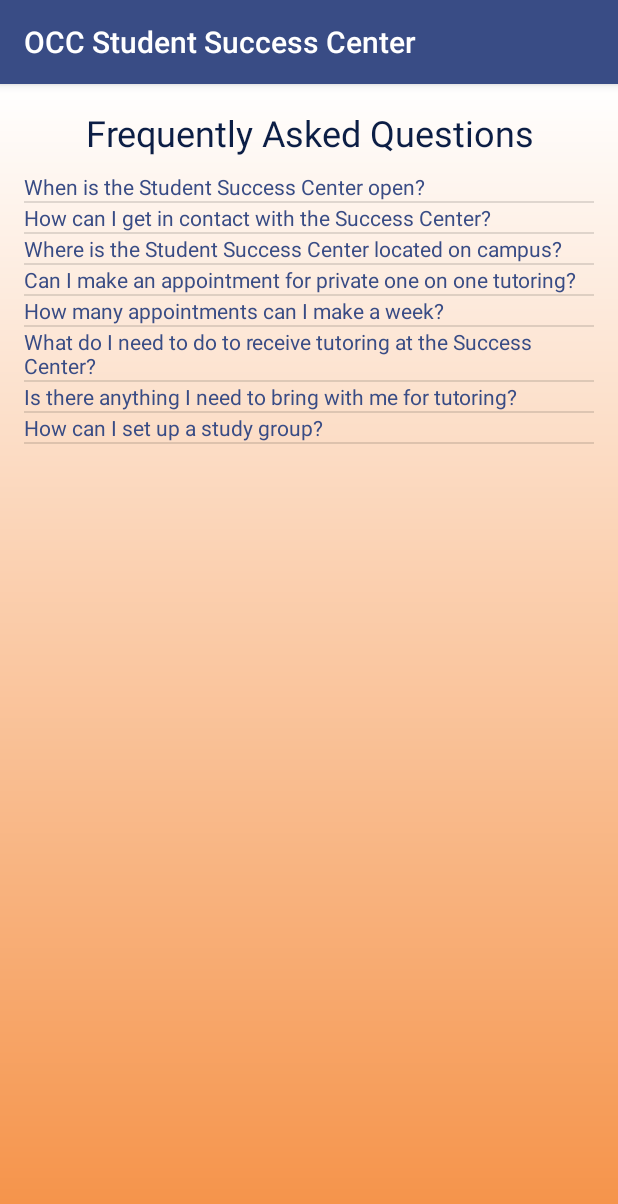
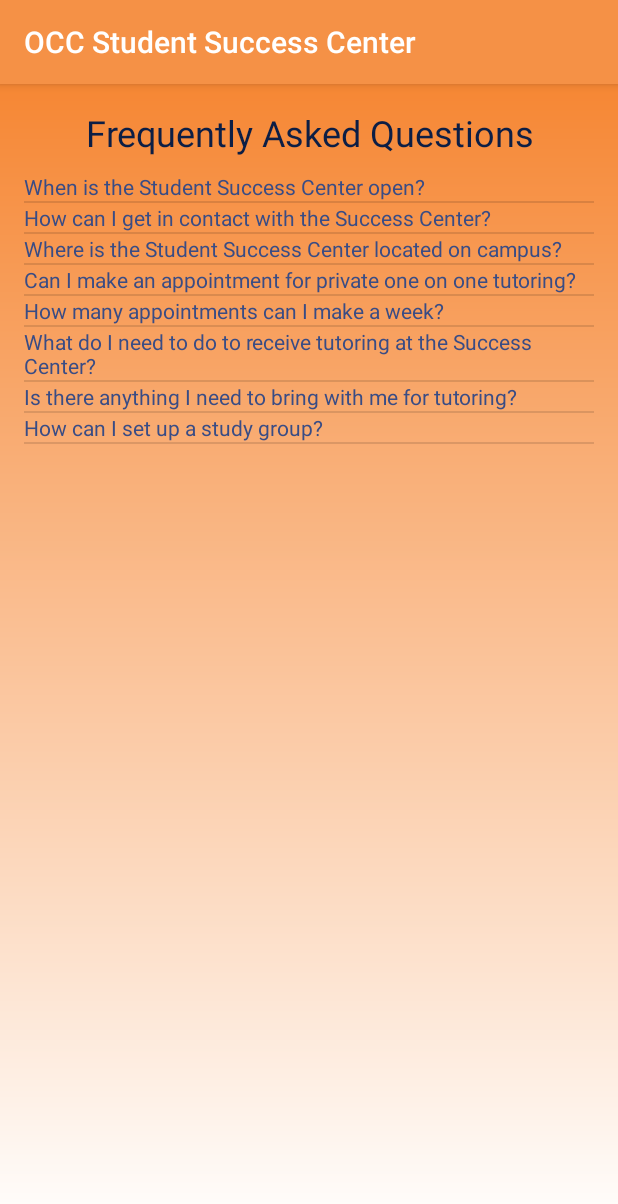
Before and after one commit to BigTravis/OCCStudentSuccessCenter, an Android app: the MainActivity screen opened directly, with no data from a screen before it, after a tap on "FAQ", on a phone screen of 412 x 824 dp. Shown: the top 1204 px of the screen. Run offline under Robolectric (Android 15) with nearby library versions, the phone set to English and light mode, and no system bars.

Commit message:
added new color. changed style to show color gradient for all layouts

```diff
--- a/app/src/main/res/drawable/gradient_background.xml
+++ b/app/src/main/res/drawable/gradient_background.xml
@@ -3,6 +3,6 @@
 
     android:shape="rectangle">
     <gradient
-        android:startColor="@color/occLightOrange"
-        android:endColor="@color/white"
+        android:startColor="@color/white"
+        android:endColor="@color/occGradientLightOrange"
         android:angle="90" /></shape>
--- a/app/src/main/res/layout/activity_faq.xml
+++ b/app/src/main/res/layout/activity_faq.xml
@@ -10,7 +10,7 @@
               android:paddingTop="@dimen/activity_vertical_margin"
               tools:context="edu.orangecoastcollege.cs273.kfrederick5tmorrissey1ischenck.occstudentsuccesscenter.FAQActivity"
               android:orientation="vertical"
-              android:background="@drawable/gradient_background">
+    >
 
     <TextView
         android:text="@string/faq_title"
--- a/app/src/main/res/layout/activity_study_group.xml
+++ b/app/src/main/res/layout/activity_study_group.xml
@@ -19,7 +19,7 @@
         android:id="@+id/textView9"
         android:gravity="center"
         android:textSize="24sp"
-        android:textColor="@color/occDarkBlue"
+        android:textColor="@color/white"
         android:layout_marginBottom="10dp"/>
 
     <ListView
--- a/app/src/main/res/values/colors.xml
+++ b/app/src/main/res/values/colors.xml
@@ -3,7 +3,8 @@
     <color name="occDarkBlue">#0c1e45</color>
     <color name="occPaleBlue">#394C85</color>
     <color name="occDarkOrange">#f85704</color>
-    <color name="occLightOrange">#F59146</color>
+    <color name="occLightOrange">#f59146</color>
+    <color name="occGradientLightOrange">#f57e25</color>
     <color name="white">#ffffff</color>
     <color name="black">#000000</color>
 </resources>
--- a/app/src/main/res/values/styles.xml
+++ b/app/src/main/res/values/styles.xml
@@ -3,13 +3,14 @@
     <!-- Base application theme. -->
     <style name="AppTheme" parent="Theme.AppCompat.Light.DarkActionBar">
         <!-- Customize your theme here. -->
-        <item name="colorPrimary">@color/occPaleBlue</item>
+        <item name="colorPrimary">@color/occLightOrange</item>
         <item name="colorPrimaryDark">@color/occDarkBlue</item>
         <item name="colorAccent">@color/occDarkOrange</item>
         <item name="android:colorBackground">@color/white</item>
         <item name="android:textColorPrimaryInverse">@color/black</item>
         <item name="android:textColorSecondaryInverse">@color/black</item>
         <item name="android:textColorPrimary">@color/occDarkBlue</item>
+        <item name="android:windowBackground">@drawable/gradient_background</item>
     </style>
 
     <style name="AppTheme.NoActionBar">
```
